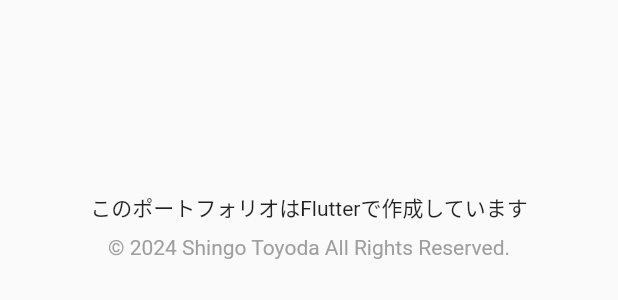
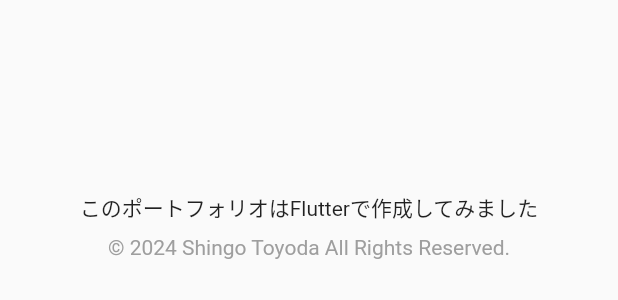
Before and after one commit to toyoshin5/flutter-portfolio, a Flutter app: the _AboutThisSiteArea widget shown alone on an empty page, opened directly, on a phone screen of 412 x 824 dp. Shown: the top 300 px of the screen. Run offline on Flutter 3.47's test engine with Material 3 defaults, Android fonts, the phone set to English and light mode, and no system bars; our stand-ins replace animated_text_kit, device_preview, fl_chart, flutter_riverpod, font_awesome_flutter, freezed_annotation and 2 more; generated files the repository leaves out were written again; network calls fail; Roboto replaces fonts that are missing (SanFrancisco).

Commit message:
背景画像を差し替え

```diff
--- a/lib/pages/home_page.dart
+++ b/lib/pages/home_page.dart
@@ -36,8 +36,7 @@ class HomePage extends ConsumerWidget {
               decoration: const BoxDecoration(
                 image: DecorationImage(
                   fit: BoxFit.cover,
-                  image: NetworkImage(
-                      "https://t3.ftcdn.net/jpg/00/64/77/16/360_F_64771693_ncondhOJwNdvLjBfeIwswLqhsavUSSY5.jpg"),
+                  image: AssetImage("assets/images/background.jpeg")
                 ),
               ),
             ),
@@ -406,7 +405,7 @@ class _AboutThisSiteArea extends StatelessWidget {
             children: [
               Gap(128),
               Text(
-                "このポートフォリオはFlutterで作成しています",
+                "このポートフォリオはFlutterで作成してみました",
               ),
               Gap(8),
               Text(
--- a/pubspec.yaml
+++ b/pubspec.yaml
@@ -72,9 +72,8 @@ flutter:
   uses-material-design: true
 
   # To add assets to your application, add an assets section, like this:
-  # assets:
-  #   - images/a_dot_burr.jpeg
-  #   - images/a_dot_ham.jpeg
+  assets:
+    - assets/images/
 
   # An image asset can refer to one or more resolution-specific "variants", see
   # https://flutter.dev/assets-and-images/#resolution-aware
```
Also changed, not shown: assets/images/background.jpeg (added).
